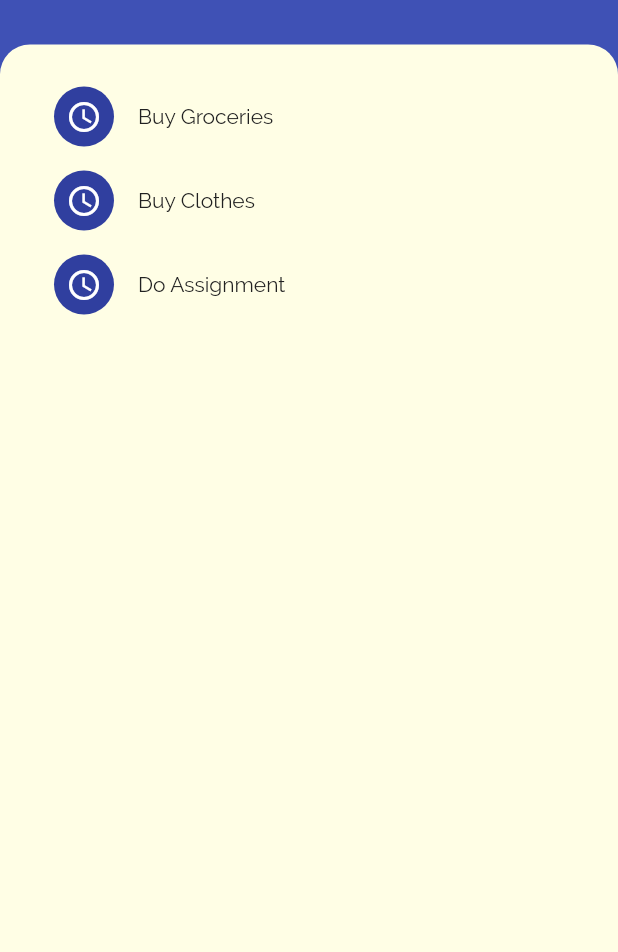
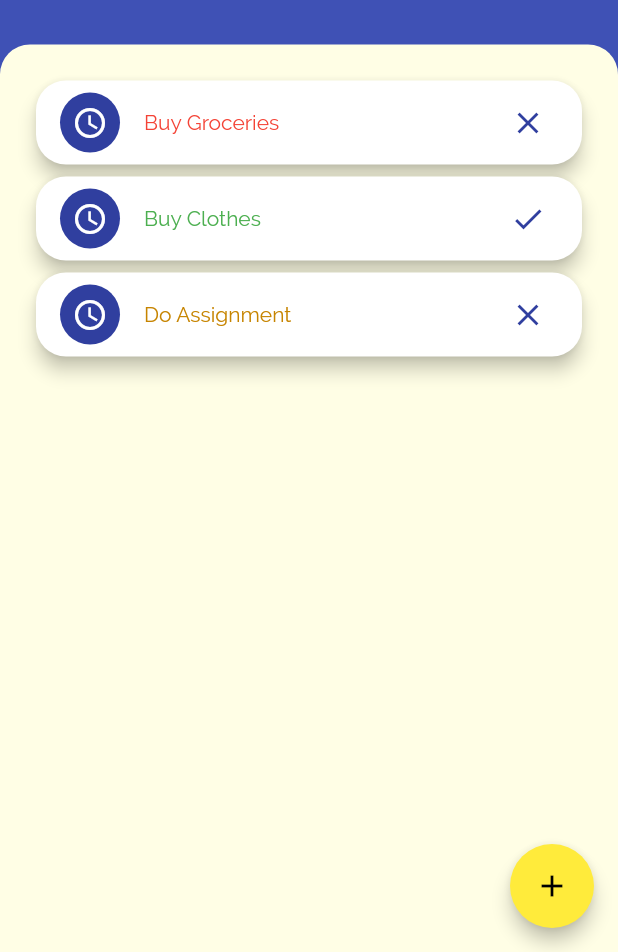
Before and after one commit to mabichuks/todey, a Flutter app: the HomeScreen screen opened directly, on a phone screen of 412 x 824 dp, the part 284-1236 px from its top. Run offline on Flutter 3.47's test engine with Material 2 defaults, Android fonts, the light colour scheme and no system bars; our stand-ins replace bloc, flutter_bloc, progress_dialog.

Commit message:
update UI

```diff
--- a/lib/bloc/todo/bloc.dart
+++ b/lib/bloc/todo/bloc.dart
@@ -1,3 +1,3 @@
-export 'todobloc_bloc.dart';
-export 'todobloc_event.dart';
-export 'todobloc_state.dart';
+export 'todo_bloc.dart';
+export 'todo_event.dart';
+export 'todo_state.dart';
--- a/lib/bloc/todo/todobloc_event.dart
+++ /dev/null
@@ -1,4 +0,0 @@
-import 'package:meta/meta.dart';
-
-@immutable
-abstract class TodoblocEvent {}
--- a/lib/bloc/todo/todobloc_state.dart
+++ /dev/null
@@ -1,6 +0,0 @@
-import 'package:meta/meta.dart';
-
-@immutable
-abstract class TodoblocState {}
-
-class InitialTodoblocState extends TodoblocState {}
--- a/lib/main.dart
+++ b/lib/main.dart
@@ -3,6 +3,7 @@ import 'package:flutter/material.dart';
 import 'package:flutter_bloc/flutter_bloc.dart';
 import 'package:todoey/bloc/auth/auth_bloc.dart';
 import 'package:todoey/bloc/auth/auth_state.dart';
+import 'package:todoey/bloc/todo/bloc.dart';
 import 'package:todoey/screens/home.dart';
 import 'package:todoey/screens/login.dart';
 
@@ -13,6 +14,9 @@ void main() {
       providers: [
         BlocProvider<AuthBloc>(
           create: (_) => AuthBloc(),
+        ),
+        BlocProvider<TodoBloc>(
+          create: (_) => TodoBloc(),
         )
       ],
       child: MyApp(),
--- a/lib/screens/home.dart
+++ b/lib/screens/home.dart
@@ -1,38 +1,53 @@
 import 'package:flutter/material.dart';
-import 'package:todoey/models/todo.dart';
+import 'package:todoey/services/todo/todo_service.dart';
+import 'package:todoey/widgets/add_todo_form.dart';
 import 'package:todoey/widgets/todo_list.dart';
 
 class HomeScreen extends StatelessWidget {
 
-  final List<TodoModel> todos = [
-    TodoModel(
-        dateCreated: '01/01/2020',
-        userId: '1223',
-        id: '1',
-        name: 'Buy Groceries',
-        priority: Priority.High,
-        status: Status.Pending),
-    TodoModel(
-        dateCreated: '01/01/2020',
-        userId: '1223',
-        id: '1',
-        name: 'Buy Clothes',
-        priority: Priority.Low,
-        status: Status.Done),
-    TodoModel(
-        dateCreated: '01/01/2020',
-        userId: '1223',
-        id: '1',
-        name: 'Do Assignment',
-        priority: Priority.High,
-        status: Status.Pending)
-  ];
+   final TodoService _todoService = TodoService();
+
+
+   void _showAddTodoDialog(BuildContext context){
+     showGeneralDialog(
+         barrierColor: Colors.black.withOpacity(0.5),
+         transitionBuilder: (context, a1, a2, widget) {
+           return Transform.scale(
+             scale: a1.value,
+             child: Opacity(
+               opacity: a1.value,
+               child: AlertDialog(
+                 shape: OutlineInputBorder(
+                     borderRadius: BorderRadius.circular(20.0)
+                 ),
+                 title: Text('Add Todo', style: Theme.of(context).textTheme.title.copyWith(
+                   fontWeight: FontWeight.bold,
+                   color: Color(0xff212121),
+                   fontSize: 20),
+                 ),
+                 content: AddTodoForm(),
+               ),
+             ),
+           );
+         },
+         transitionDuration: Duration(milliseconds: 250),
+         barrierDismissible: true,
+         barrierLabel: '',
+         context: context,
+         pageBuilder: (context, animation1, animation2) => null
+         );
+   }
 
 
   @override
   Widget build(BuildContext context) {
     // TODO: implement build
     return Scaffold(
+      floatingActionButton: FloatingActionButton(
+        child: Icon(Icons.add),
+        elevation: 5.0,
+        onPressed:  () =>  _showAddTodoDialog(context)
+      ),
       body: SafeArea(
         child: Container(
           color: Theme.of(context).primaryColor,
@@ -74,7 +89,7 @@ class HomeScreen extends StatelessWidget {
                       topLeft: Radius.circular(20.0)
                     )
                   ),
-                  child: TodoList(todos),
+                  child: TodoList(_todoService.todos),
                 ),
               ),
             ],
--- /dev/null
+++ b/lib/services/todo/todo_service.dart
@@ -0,0 +1,39 @@
+import 'package:todoey/models/todo.dart';
+
+class TodoService {
+
+    List<TodoModel> todos = [
+    TodoModel(
+        dateCreated: '01/01/2020',
+        userId: '1223',
+        id: '1',
+        name: 'Buy Groceries',
+        priority: Priority.High,
+        status: Status.Pending),
+    TodoModel(
+        dateCreated: '01/01/2020',
+        userId: '1223',
+        id: '1',
+        name: 'Buy Clothes',
+        priority: Priority.Low,
+        status: Status.Done),
+    TodoModel(
+        dateCreated: '01/01/2020',
+        userId: '1223',
+        id: '1',
+        name: 'Do Assignment',
+        priority: Priority.Medium,
+        status: Status.Pending)
+  ];
+
+
+    void addTodo(TodoModel model) {
+      todos.add(model);
+    }
+
+    Future<List<TodoModel>> getTodos() {
+      return Future.delayed(Duration(seconds: 2), ()=> todos);
+    }
+
+
+}
--- a/lib/widgets/todo_list.dart
+++ b/lib/widgets/todo_list.dart
@@ -1,7 +1,10 @@
 import 'package:flutter/material.dart';
+import 'package:flutter_bloc/flutter_bloc.dart';
+import 'package:todoey/bloc/todo/bloc.dart';
 import 'package:todoey/models/todo.dart';
 
 class TodoList extends StatelessWidget {
+
 
 
   final List<TodoModel> models;
@@ -9,16 +12,61 @@ class TodoList extends StatelessWidget {
 
   @override
   Widget build(BuildContext context) {
-    return ListView.builder(
-        itemCount: models.length,
-        itemBuilder: (ctx, index) => ListTile(
+
+
+    return _buildTodoList(context, models);
+  }
+
+  IconData _getStatusIcon(TodoModel model) {
+    switch(model.status){
+      case Status.Done:
+        return Icons.check;
+      case Status.Pending:
+        return Icons.close;
+      default:
+        return null;
+
+    }
+  }
+
+  Widget _buildTodoList(BuildContext context, List<TodoModel> models) {
+   return ListView.builder(
+      itemCount: models.length,
+      itemBuilder: (ctx, index) =>Card(
+        elevation: 5.0,
+        shape: RoundedRectangleBorder(
+            borderRadius: BorderRadius.circular(20)
+        ),
+        child: ListTile(
           leading: CircleAvatar(
             child: Icon(Icons.schedule),
           ),
-          title: Text(models[index].name, style: Theme.of(context).textTheme.body1,),
+          trailing: CircleAvatar(
+            backgroundColor: Colors.white,
+            child: Icon(_getStatusIcon(models[index])),
+          ),
+          title: Text(models[index].name, style: Theme.of(context).textTheme.body1.copyWith(
+              color: _getPriorityColor(models[index])
+          ),),
           onTap: () {},
 
-        )
+        ),
+      ),
+
+
     );
   }
+
+  Color _getPriorityColor(TodoModel model) {
+    switch(model.priority) {
+      case Priority.High:
+        return Colors.red;
+      case Priority.Medium:
+        return Color(0xffc68400);
+      case Priority.Low:
+        return Colors.green;
+      default:
+        return Colors.white;
+    }
+  }
 }
```
Also changed, not shown: lib/bloc/todo/todo_bloc.dart (added, +36 -0 lines), lib/bloc/todo/todo_event.dart (added, +19 -0 lines), lib/bloc/todo/todo_state.dart (added, +20 -0 lines), lib/bloc/todo/todobloc_bloc.dart (deleted, +0 -15 lines), lib/widgets/add_todo_form.dart (added, +17 -0 lines).
